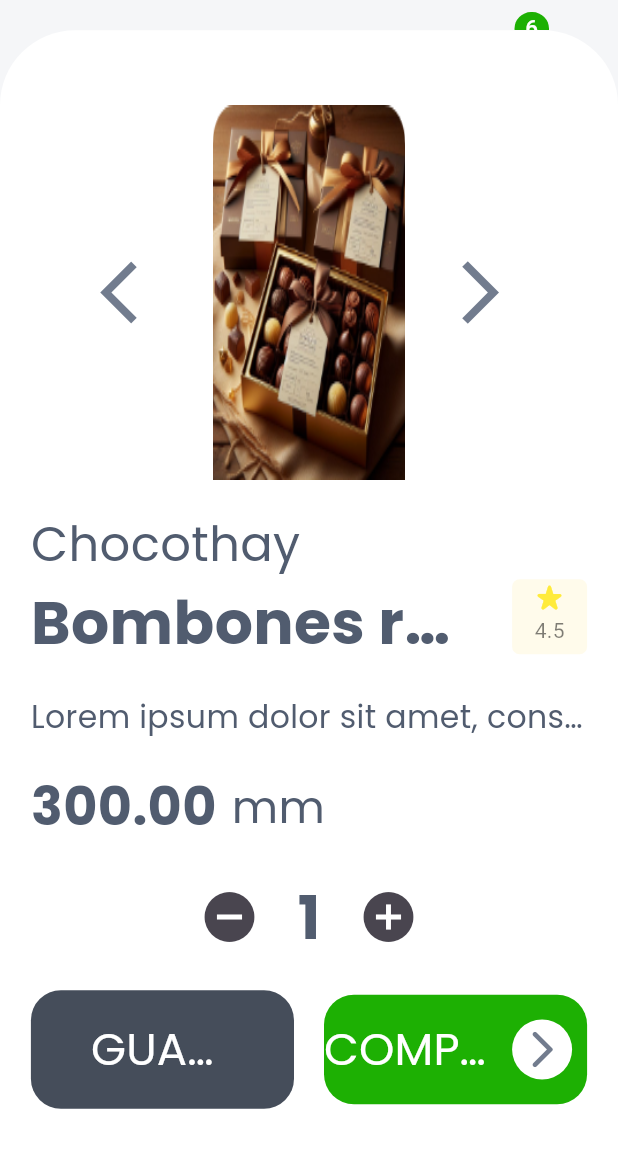
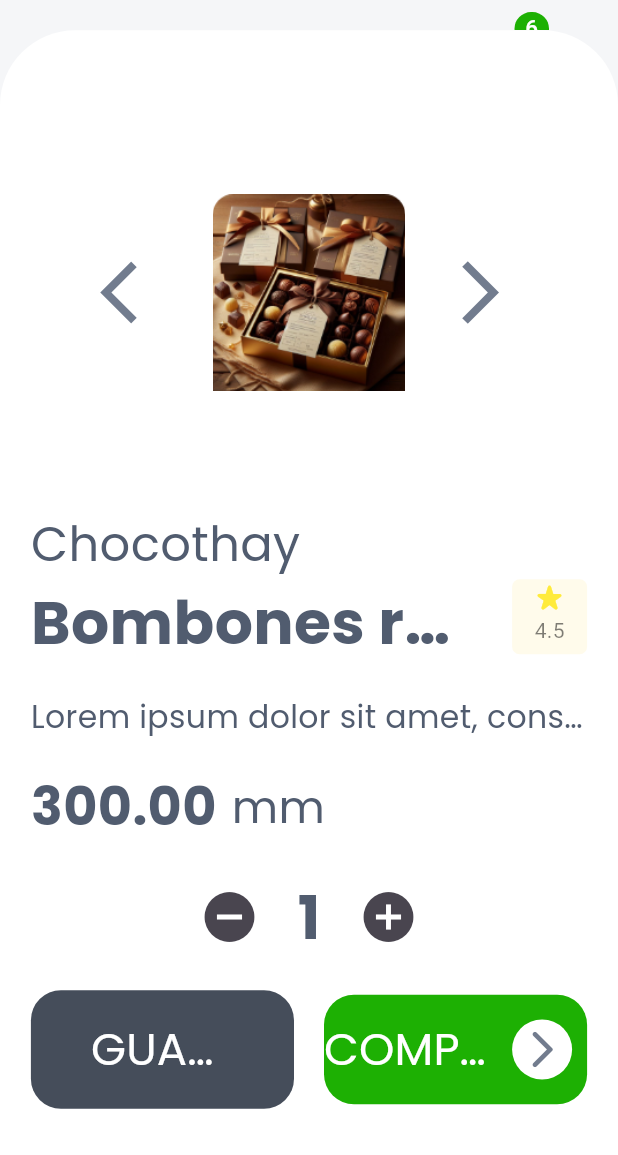
Before and after one commit to Aimas-Studio/Bisne-Flutter-app, a Flutter app: the ProductPage screen opened directly, on a phone screen of 412 x 824 dp, the part 81-1236 px from its top. Run offline on Flutter 3.47's test engine with Material 3 defaults, Android fonts, the phone set to English and light mode, and no system bars; our stand-ins replace flutter_svg, flutter_swiper_null_safety, get, image_picker, shared_preferences; missing offline and left inert: dart:ffi; accounts and stored records are empty; network calls fail; project files that could hold a hidden picture were left out.

Commit message:
making push for Carlitos

```diff
--- a/lib/src/Pages/Products/Widgets/product_widgets.dart
+++ b/lib/src/Pages/Products/Widgets/product_widgets.dart
@@ -4,7 +4,7 @@ import 'package:flutter/material.dart';
 import 'package:flutter_swiper_null_safety/flutter_swiper_null_safety.dart';
 import 'package:get/get.dart';
 
-Widget productSwiper(BuildContext context, List<String> images) {
+Widget productSwiper(BuildContext context, List<ImageProvider> images) {
   return Center(
     child: Container(
         alignment: Alignment.center,
@@ -14,13 +14,9 @@ Widget productSwiper(BuildContext context, List<String> images) {
         child: Swiper(
           itemBuilder: (context, index) {
             return Padding(
-              padding: EdgeInsets.symmetric(
-                  horizontal: context.width > 400 ? 80 : 55),
-              child: Image.asset(
-                images[index],
-                fit: BoxFit.fill,
-              ),
-            );
+                padding: EdgeInsets.symmetric(
+                    horizontal: context.width > 400 ? 80 : 55),
+                child: Image(image: images[index]));
           },
           autoplay: false,
           itemCount: images.length,
--- a/lib/src/Pages/Products/product_page.dart
+++ b/lib/src/Pages/Products/product_page.dart
@@ -50,7 +50,8 @@ class ProductPage extends StatelessWidget {
           const SizedBox(
             height: 50,
           ),
-          productSwiper(context, _.images),
+          productSwiper(
+              context, _.images.map((image) => AssetImage(image)).toList()),
           productInfo(context, _)
         ],
       ),
--- a/lib/src/Utils/Entities/comments_controller/coment_controller.dart
+++ b/lib/src/Utils/Entities/comments_controller/coment_controller.dart
@@ -3,7 +3,7 @@ import 'package:get/get.dart';
 class CommentController extends GetxController {
   final stars = [true, true, true, true, true].obs;
 
-  set commentValue(int countOfStar) {
+  void setStars(int countOfStar) {
     for (var i = 0; i < stars.length; i++) {
       i <= countOfStar ? stars[i] = true : stars[i] = false;
     }
```
Also changed, not shown: lib/src/Utils/comments.dart (+15 -27 lines).
